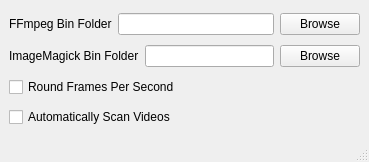
Old version of the form data/options.ui in the repository KaiAPaulhus/GifExtract.
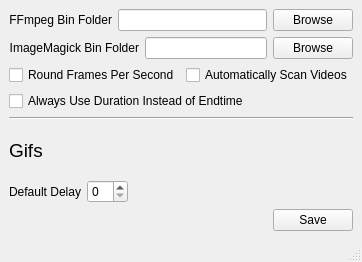
New version of the form.

Diff of the .ui file:
```diff
--- a/data/options.ui
+++ b/data/options.ui
@@ -6,8 +6,8 @@
    <rect>
     <x>0</x>
     <y>0</y>
-    <width>369</width>
-    <height>162</height>
+    <width>356</width>
+    <height>262</height>
    </rect>
   </property>
   <property name="windowTitle">
@@ -22,6 +22,9 @@
         <property name="text">
          <string>FFmpeg Bin Folder</string>
         </property>
+        <property name="alignment">
+         <set>Qt::AlignRight|Qt::AlignTrailing|Qt::AlignVCenter</set>
+        </property>
        </widget>
       </item>
       <item>
@@ -43,10 +46,26 @@
         <property name="text">
          <string>ImageMagick Bin Folder</string>
         </property>
+        <property name="alignment">
+         <set>Qt::AlignRight|Qt::AlignTrailing|Qt::AlignVCenter</set>
+        </property>
        </widget>
       </item>
       <item>
-       <widget class="QLineEdit" name="line_imfolder"/>
+       <widget class="QLineEdit" name="line_imfolder">
+        <property name="sizePolicy">
+         <sizepolicy hsizetype="MinimumExpanding" vsizetype="Fixed">
+          <horstretch>0</horstretch>
+          <verstretch>0</verstretch>
+         </sizepolicy>
+        </property>
+        <property name="minimumSize">
+         <size>
+          <width>0</width>
+          <height>0</height>
+         </size>
+        </property>
+       </widget>
       </item>
       <item>
        <widget class="QPushButton" name="btn_imbrowse">
@@ -58,19 +77,120 @@
      </layout>
     </item>
     <item>
-     <widget class="QCheckBox" name="check_fpsrounding">
-      <property name="text">
-       <string>Round Frames Per Second</string>
-      </property>
-     </widget>
+     <layout class="QGridLayout" name="gridLayout">
+      <item row="0" column="0">
+       <widget class="QCheckBox" name="check_fpsrounding">
+        <property name="text">
+         <string>Round Frames Per Second</string>
+        </property>
+       </widget>
+      </item>
+      <item row="0" column="1">
+       <widget class="QCheckBox" name="check_autoscan">
+        <property name="text">
+         <string>Automatically Scan Videos</string>
+        </property>
+       </widget>
+      </item>
+      <item row="1" column="0" colspan="2">
+       <widget class="QCheckBox" name="check_usedurationalways">
+        <property name="text">
+         <string>Always Use Duration Instead of Endtime</string>
+        </property>
+       </widget>
+      </item>
+     </layout>
     </item>
     <item>
-     <widget class="QCheckBox" name="check_autoscan">
-      <property name="text">
-       <string>Automatically Scan Videos</string>
+     <widget class="Line" name="line">
+      <property name="orientation">
+       <enum>Qt::Horizontal</enum>
       </property>
      </widget>
     </item>
+    <item>
+     <layout class="QHBoxLayout" name="horizontalLayout_4">
+      <item>
+       <widget class="QLabel" name="label_4">
+        <property name="font">
+         <font>
+          <pointsize>14</pointsize>
+         </font>
+        </property>
+        <property name="text">
+         <string>Gifs</string>
+        </property>
+       </widget>
+      </item>
+      <item>
+       <spacer name="horizontalSpacer_2">
+        <property name="orientation">
+         <enum>Qt::Horizontal</enum>
+        </property>
+        <property name="sizeHint" stdset="0">
+         <size>
+          <width>40</width>
+          <height>20</height>
+         </size>
+        </property>
+       </spacer>
+      </item>
+     </layout>
+    </item>
+    <item>
+     <layout class="QHBoxLayout" name="horizontalLayout_3">
+      <item>
+       <widget class="QLabel" name="label_3">
+        <property name="text">
+         <string>Default Delay</string>
+        </property>
+        <property name="alignment">
+         <set>Qt::AlignRight|Qt::AlignTrailing|Qt::AlignVCenter</set>
+        </property>
+       </widget>
+      </item>
+      <item>
+       <widget class="QSpinBox" name="spin_defaultdelay"/>
+      </item>
+      <item>
+       <spacer name="horizontalSpacer_3">
+        <property name="orientation">
+         <enum>Qt::Horizontal</enum>
+        </property>
+        <property name="sizeHint" stdset="0">
+         <size>
+          <width>40</width>
+          <height>20</height>
+         </size>
+        </property>
+       </spacer>
+      </item>
+     </layout>
+    </item>
+    <item>
+     <layout class="QHBoxLayout" name="horizontalLayout_5">
+      <item>
+       <spacer name="horizontalSpacer">
+        <property name="orientation">
+         <enum>Qt::Horizontal</enum>
+        </property>
+        <property name="sizeHint" stdset="0">
+         <size>
+          <width>40</width>
+          <height>20</height>
+         </size>
+        </property>
+       </spacer>
+      </item>
+      <item>
+       <widget class="QPushButton" name="btn_saveconfig">
+        <property name="text">
+         <string>Save</string>
+        </property>
+       </widget>
+      </item>
+     </layout>
+    </item>
    </layout>
   </widget>
   <widget class="QMenuBar" name="menubar">
```
Left out of the diff: 2 changed lines with no effect on the pictures.
